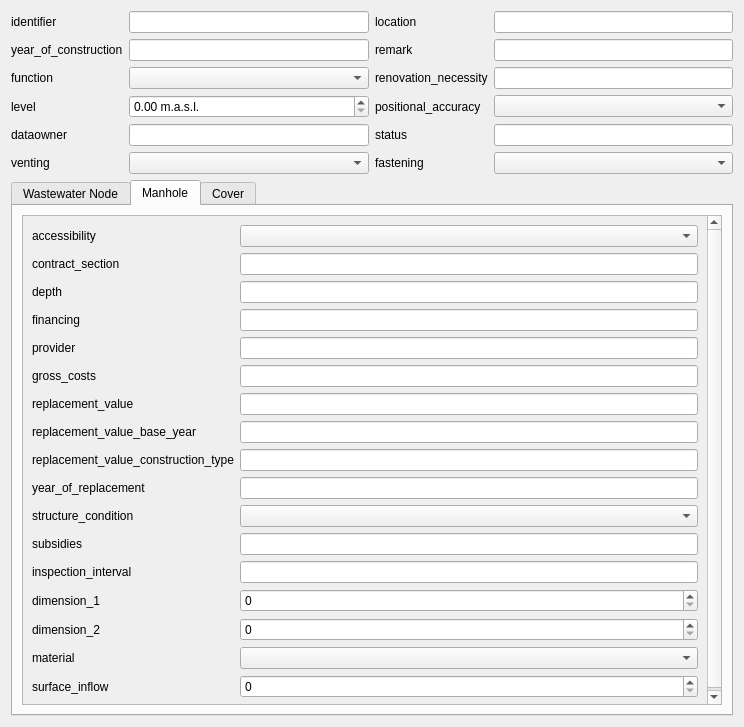
First picture: the form in project/forms/cover-manhole-wizard.ui, repository QGEP/QGEP, before the edit.
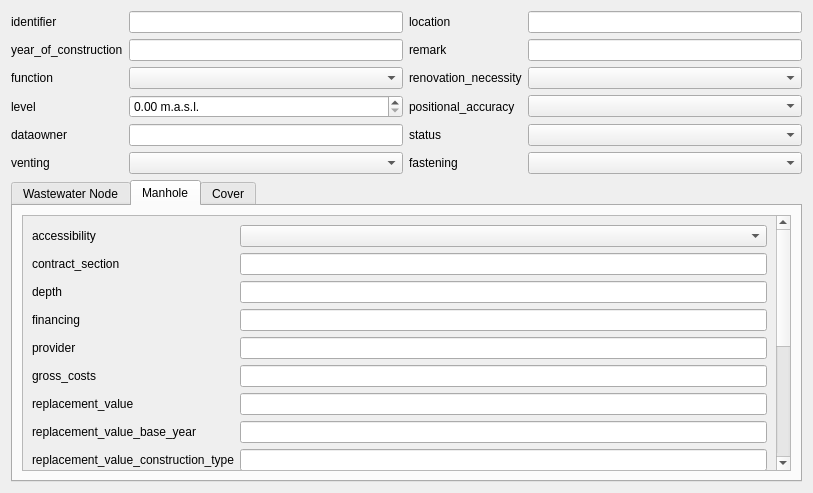
Second picture: the form after the edit. The open tabs and pages were chosen to show the change.

```diff
--- a/project/forms/cover-manhole-wizard.ui
+++ b/project/forms/cover-manhole-wizard.ui
@@ -6,8 +6,8 @@
    <rect>
     <x>0</x>
     <y>0</y>
-    <width>744</width>
-    <height>727</height>
+    <width>813</width>
+    <height>493</height>
    </rect>
   </property>
   <property name="windowTitle">
@@ -94,7 +94,7 @@
               <rect>
                <x>0</x>
                <y>0</y>
-               <width>689</width>
+               <width>357</width>
                <height>663</height>
               </rect>
              </property>
@@ -419,9 +419,6 @@
    <item row="4" column="1">
     <widget class="QComboBox" name="function"/>
    </item>
-   <item row="8" column="3">
-    <widget class="QLineEdit" name="status"/>
-   </item>
    <item row="8" column="2">
     <widget class="QLabel" name="label_9">
      <property name="text">
@@ -517,9 +514,6 @@
    <item row="2" column="3">
     <widget class="QLineEdit" name="remark"/>
    </item>
-   <item row="4" column="3">
-    <widget class="QLineEdit" name="renovation_necessity"/>
-   </item>
    <item row="4" column="2">
     <widget class="QLabel" name="label_13">
      <property name="text">
@@ -556,6 +550,12 @@
      </property>
     </widget>
    </item>
+   <item row="4" column="3">
+    <widget class="QComboBox" name="renovation_necessity"/>
+   </item>
+   <item row="8" column="3">
+    <widget class="QComboBox" name="status"/>
+   </item>
   </layout>
  </widget>
  <tabstops>
```
Left out of the diff: 8 changed lines with no effect on the pictures.
